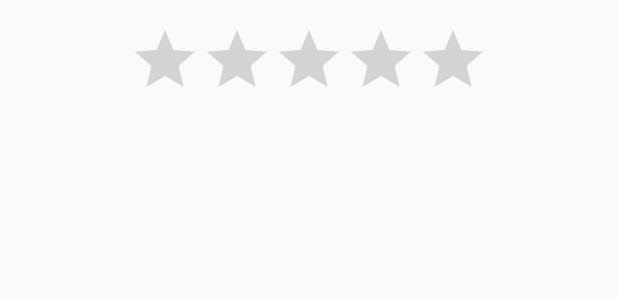
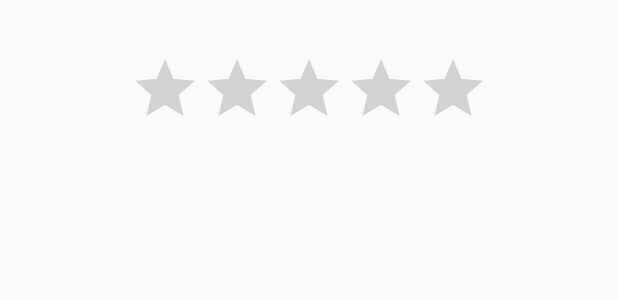
Before and after one commit to Dylan-Wheeler/Hackathon2020, an Android app: the layout rv_list_item.xml on its own in the app's theme, with its tools: preview values and no code run, on a phone screen of 412 x 824 dp. Shown: the top 300 px of the screen. Run offline under Robolectric (Android 15) with nearby library versions, the phone set to English and light mode, and no system bars.

Commit message:
Some changes

```diff
--- a/app/src/main/AndroidManifest.xml
+++ b/app/src/main/AndroidManifest.xml
@@ -11,7 +11,9 @@
         android:roundIcon="@mipmap/ic_launcher_round"
         android:supportsRtl="true"
         android:theme="@style/AppTheme">
-        <activity android:name=".BathroomActivity"></activity>
+        <activity android:name=".BathroomActivity">
+
+        </activity>
         <activity android:name=".MainActivity">
             <intent-filter>
                 <action android:name="android.intent.action.MAIN" />
--- a/app/src/main/res/layout/activity_bathroom.xml
+++ b/app/src/main/res/layout/activity_bathroom.xml
@@ -10,7 +10,8 @@
         android:layout_width="match_parent"
         android:layout_height="match_parent"
         tools:layout_editor_absoluteX="1dp"
-        tools:layout_editor_absoluteY="1dp">
+        tools:layout_editor_absoluteY="1dp"
+        android:padding="16dp">
 
         <LinearLayout
             android:layout_width="match_parent"
@@ -20,7 +21,8 @@
             <ImageView
                 android:id="@+id/iv_map_image"
                 android:layout_width="match_parent"
-                android:layout_height="wrap_content"/>
+                android:layout_height="0dp"
+                android:scaleType="centerCrop"/>
 
 <!-- put the icon modifiers (tags) here -->
 <!-- TODO : add modifiers and their icons -->
--- a/app/src/main/res/layout/rv_list_item.xml
+++ b/app/src/main/res/layout/rv_list_item.xml
@@ -1,17 +1,15 @@
 <?xml version="1.0" encoding="utf-8"?>
-<LinearLayout xmlns:android="http://schemas.android.com/apk/res/android"
+<RelativeLayout xmlns:android="http://schemas.android.com/apk/res/android"
+    android:id="@+id/rl_layout"
     android:layout_width="match_parent"
     android:layout_height="wrap_content"
     android:padding="16dp"
     android:orientation="horizontal">
-    <RelativeLayout
-        android:layout_width="match_parent"
-        android:layout_height="wrap_content">
 
     <ImageView
         android:id="@+id/iv_bathroom_image"
         android:layout_width="wrap_content"
-            android:layout_height="wrap_content"
+        android:layout_height="0dp"
         android:layout_alignParentStart="true"
         android:layout_alignParentLeft="true"
         android:layout_alignParentTop="true"/>
@@ -20,7 +18,8 @@
         android:id="@+id/tv_bathroom_name"
         android:layout_width="wrap_content"
         android:layout_height="wrap_content"
-            android:layout_alignLeft="@id/iv_bathroom_image"/>
+        android:layout_alignLeft="@id/iv_bathroom_image"
+        android:layout_alignStart="@+id/iv_bathroom_image"/>
 
     <TextView
         android:id="@+id/tv_bathroom_distance"
@@ -34,8 +33,7 @@
         android:layout_width="wrap_content"
         android:layout_height="wrap_content"
         android:numStars="5"
-            android:layout_alignTop="@id/tv_bathroom_name"
+        android:layout_below="@id/tv_bathroom_name"
         android:layout_centerHorizontal="true"/>
 
 </RelativeLayout>
-</LinearLayout>
--- a/app/src/main/res/values/colors.xml
+++ b/app/src/main/res/values/colors.xml
@@ -3,5 +3,4 @@
     <color name="colorPrimary">#F42069</color>
     <color name="colorPrimaryDark">#00574B</color>
     <color name="colorAccent">#D81B60</color>
-    <color name="ic_launcher_background">#F42069</color>
 </resources>
```
Also changed, not shown: app/src/main/java/com/example/hackathon2020/BathroomsAdapter.java (+33 -4 lines), app/src/main/java/com/example/hackathon2020/MainActivity.java (+12 -4 lines). Lines whose indentation alone changed are shown as unchanged.
